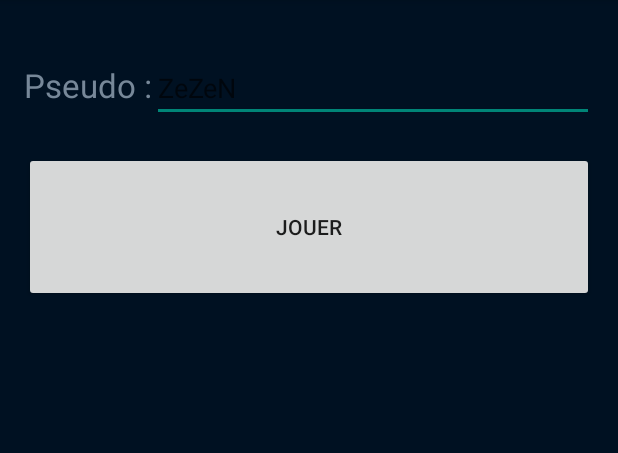
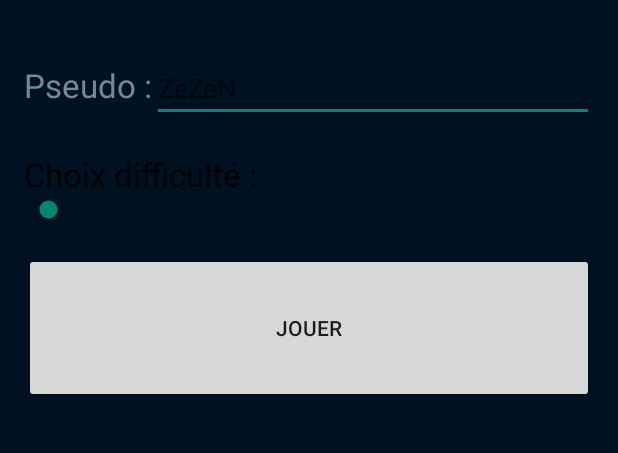
Before and after one commit to benavern/FirstApp, an Android app: the FirstActivity screen opened directly, with no data from a screen before it, on a phone screen of 412 x 824 dp, the part 84-537 px from its top. Run offline under Robolectric (Android 15) with nearby library versions, the phone set to English and light mode, and no system bars.

```diff
--- a/app/src/main/java/com/example/zezen/myapplication/FirstActivity.java
+++ b/app/src/main/java/com/example/zezen/myapplication/FirstActivity.java
@@ -4,11 +4,10 @@ import android.content.Intent;
 import android.support.v7.app.ActionBarActivity;
 import android.os.Bundle;
 import android.util.Log;
-import android.view.Menu;
-import android.view.MenuItem;
 import android.view.View;
 import android.widget.Button;
 import android.widget.EditText;
+import android.widget.SeekBar;
 import android.widget.TextView;
 
 /*
@@ -24,6 +23,7 @@ public class FirstActivity extends ActionBarActivity implements View.OnClickList
     Button ajouter, supprimer, afficher, bonus, suivant;
     TextView afficheur, resultat;
     EditText nom, prenom;
+    SeekBar difficulte;
 
 
     @Override
@@ -33,12 +33,12 @@ public class FirstActivity extends ActionBarActivity implements View.OnClickList
         setContentView(R.layout.activity_first);
         //setContentView(R.layout.toto);
 
-        compteur = 3;
-
-        ajouter = (Button) findViewById(R.id.new_meuf);
-        supprimer = (Button) findViewById(R.id.new_ex);
-        //bonus = (Button) findViewById(R.id.bonus);
-        afficheur = (TextView) findViewById(R.id.text_afficheur);
+//        compteur = 3;
+//
+//        ajouter = (Button) findViewById(R.id.new_meuf);
+//        supprimer = (Button) findViewById(R.id.new_ex);
+//        //bonus = (Button) findViewById(R.id.bonus);
+//        afficheur = (TextView) findViewById(R.id.text_afficheur);
 
 
 
@@ -64,6 +64,8 @@ public class FirstActivity extends ActionBarActivity implements View.OnClickList
         //resultat = (TextView) findViewById(R.id.text_result);
 
         suivant = (Button) findViewById(R.id.button2);
+
+        difficulte = (SeekBar) findViewById(R.id.difficulte);
         /*---------------------------------------------------------------------*/
 
         suivant.setOnClickListener(this);
@@ -73,23 +75,24 @@ public class FirstActivity extends ActionBarActivity implements View.OnClickList
     public void onClick(View v){
         Intent intent = new Intent(FirstActivity.this, dessin.class);
         intent.putExtra("player_name",nom.getText().toString());
+        intent.putExtra("difficulte",(""+(difficulte.getProgress()+1)));
        // Log.v("je m'appelle", nom.getText().toString());
         startActivity(intent);
     }
 
-    /*
-    test avec onclicklistener sinon*/
-    public void addCopine(View v){
-        compteur++;
-        afficheur.setText("Vous avez " + compteur + " meufs");
-    }
-
-    public void dellCopine(View v){
-        if (compteur>0) {
-            compteur--;
-            afficheur.setText("Vous avez " + compteur + " meufs");
-        }
-    }
+//    /*
+//    test avec onclicklistener sinon*/
+//    public void addCopine(View v){
+//        compteur++;
+//        afficheur.setText("Vous avez " + compteur + " meufs");
+//    }
+//
+//    public void dellCopine(View v){
+//        if (compteur>0) {
+//            compteur--;
+//            afficheur.setText("Vous avez " + compteur + " meufs");
+//        }
+//    }
 
 
 
--- a/app/src/main/res/layout/activity_first.xml
+++ b/app/src/main/res/layout/activity_first.xml
@@ -44,12 +44,38 @@
                 android:hint="ZeZeN"/>
         </LinearLayout>
 
+        <LinearLayout
+            android:orientation="horizontal"
+            android:layout_width="fill_parent"
+            android:layout_height="wrap_content">
+
+            <TextView
+                android:layout_width="wrap_content"
+                android:layout_height="wrap_content"
+                android:textAppearance="?android:attr/textAppearanceLarge"
+                android:text="@string/label_difficulté"
+                android:id="@+id/textView2" />
+        </LinearLayout>
+
+        <LinearLayout
+            android:orientation="horizontal"
+            android:layout_width="fill_parent"
+            android:layout_height="wrap_content">
+
+            <SeekBar
+                android:layout_width="match_parent"
+                android:layout_height="wrap_content"
+                android:id="@+id/difficulte"
+                android:max="9"/>
+        </LinearLayout>
+
         <Button
             android:layout_width="match_parent"
             android:layout_height="100dp"
             android:text="@string/change_activity"
             android:id="@+id/button2"
-            android:layout_gravity="center_horizontal" />
+            android:layout_gravity="center_horizontal"
+            android:layout_marginTop="20dp" />
 
     </LinearLayout>
 
--- a/app/src/main/res/layout/activity_victoire.xml
+++ b/app/src/main/res/layout/activity_victoire.xml
@@ -32,11 +32,10 @@
 
             <ImageView
                 android:layout_width="match_parent"
-                android:layout_height="match_parent"
+                android:layout_height="300dp"
                 android:id="@+id/ma_tronche"
                 android:layout_alignParentBottom="true"
-                android:layout_centerHorizontal="true"
-                android:layout_marginBottom="167dp" />
+                android:layout_centerHorizontal="true" />
         </LinearLayout>
 
         <LinearLayout
--- a/app/src/main/res/values/strings.xml
+++ b/app/src/main/res/values/strings.xml
@@ -18,5 +18,6 @@
     <string name="title_activity_dessin">dessin</string>
     <string name="change_activity">Jouer</string>
     <string name="title_activity_victoire">Victoire</string>
+    <string name="label_difficulté">Choix difficulté :</string>
 
 </resources>
```
Also changed, not shown: app/src/main/java/com/example/zezen/myapplication/dessin.java (+13 -4 lines), app/src/main/java/com/example/zezen/myapplication/dessin_view.java (+12 -6 lines), 4 other files.
